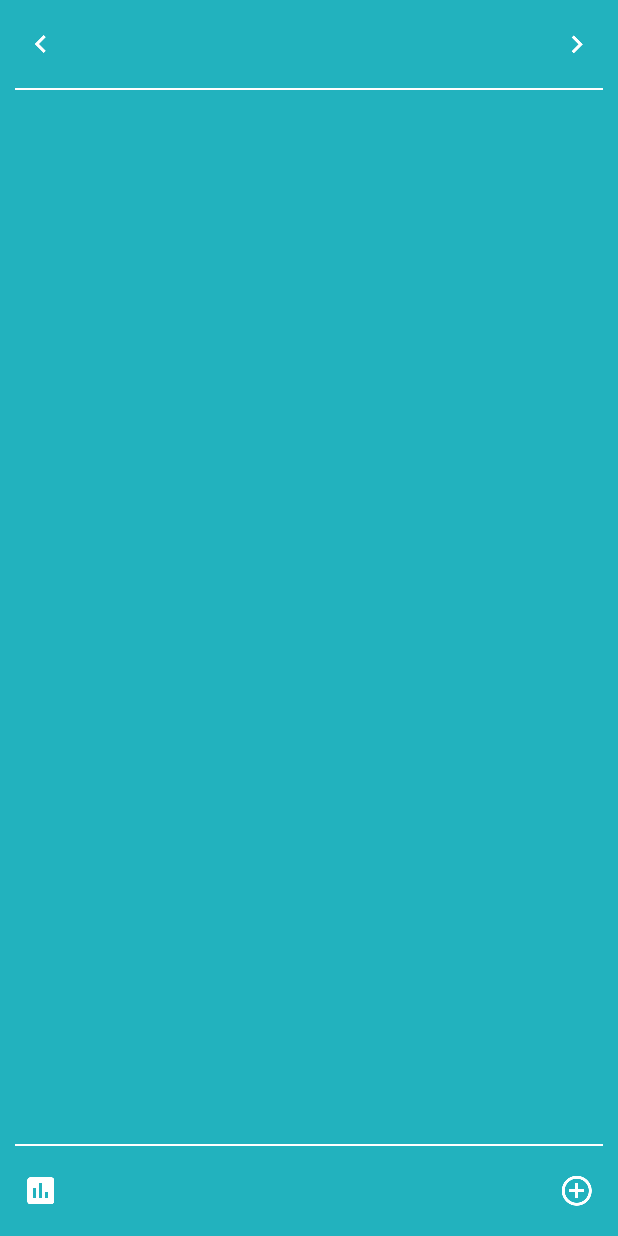
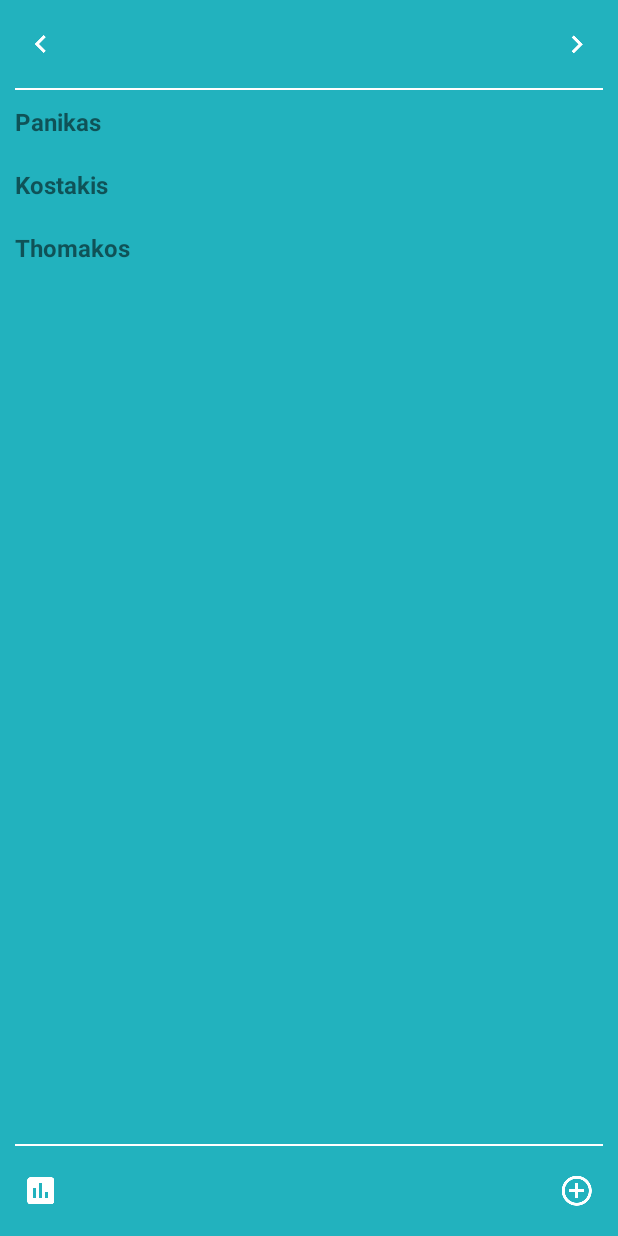
Before and after one commit to Pl0uk0s/dentist, an Android app: the MainActivity screen opened directly, with no data from a screen before it, on a phone screen of 412 x 824 dp. Run offline under Robolectric (Android 15) with nearby library versions, the phone set to English and light mode, and no system bars; libraries missing offline, so code that uses them is left out: com.google.android.gms; Roboto replaces fonts that are not available here.

Commit message:
Main Activity (class & layout) changes

```diff
--- a/app/src/main/java/com/trelokopoi/dentist/MainActivity.java
+++ b/app/src/main/java/com/trelokopoi/dentist/MainActivity.java
@@ -1,6 +1,7 @@
 package com.trelokopoi.dentist;
 
 import android.app.Activity;
+import android.content.Context;
 import android.content.Intent;
 import android.os.Bundle;
 import android.provider.ContactsContract;
@@ -16,6 +17,7 @@ import android.widget.ImageView;
 import android.widget.ListView;
 import android.widget.RelativeLayout;
 import android.widget.LinearLayout;
+import android.widget.Switch;
 import android.widget.TextView;
 import android.widget.Toast;
 import android.widget.ViewFlipper;
@@ -24,6 +26,8 @@ import com.trelokopoi.dentist.util.L;
 import com.trelokopoi.dentist.util.LocalStorage;
 import com.trelokopoi.dentist.util.OnSwipeTouchListener;
 import com.trelokopoi.dentist.util.Tools;
+
+import org.w3c.dom.Text;
 
 import java.text.ParseException;
 import java.text.SimpleDateFormat;
@@ -35,17 +39,90 @@ public class MainActivity extends Activity {
 
     String currentDate;
     TextView dateTxtView;
+    String [] children = {"Panikas", "Kostakis", "Thomakos"};
 
     @Override
     protected void onCreate(Bundle savedInstanceState) {
         super.onCreate(savedInstanceState);
         setContentView(R.layout.activity_main);
+        final Context ctx = this;
 
         RelativeLayout activity_main = (RelativeLayout) findViewById(R.id.activity_main);
 
         dateTxtView = (TextView) findViewById(R.id.date);
         currentDate = LocalStorage.getDayForInfo();
         dateTxtView.setText(currentDate);
+
+        TextView child_name1 = (TextView) findViewById(R.id.child_name1);
+        TextView child_name2 = (TextView) findViewById(R.id.child_name2);
+        TextView child_name3 = (TextView) findViewById(R.id.child_name3);
+        TextView child_name4 = (TextView) findViewById(R.id.child_name4);
+
+        Integer i = children.length;
+        switch (i) {
+            case 1:
+                child_name1.setVisibility(View.VISIBLE);
+                child_name1.setText(children[0]);
+                break;
+            case 2:
+                child_name1.setVisibility(View.VISIBLE);
+                child_name1.setText(children[0]);
+
+                child_name2.setVisibility(View.VISIBLE);
+                child_name2.setText(children[1]);
+                break;
+            case 3:
+                child_name1.setVisibility(View.VISIBLE);
+                child_name1.setText(children[0]);
+
+                child_name2.setVisibility(View.VISIBLE);
+                child_name2.setText(children[1]);
+
+                child_name3.setVisibility(View.VISIBLE);
+                child_name3.setText(children[2]);
+                break;
+            case 4:
+                child_name1.setVisibility(View.VISIBLE);
+                child_name1.setText(children[0]);
+
+                child_name2.setVisibility(View.VISIBLE);
+                child_name2.setText(children[1]);
+
+                child_name3.setVisibility(View.VISIBLE);
+                child_name3.setText(children[2]);
+
+                child_name4.setVisibility(View.VISIBLE);
+                child_name4.setText(children[3]);
+                break;
+        }
+
+        child_name1.setOnClickListener(new View.OnClickListener() {
+            @Override
+            public void onClick(View v) {
+                LinearLayout myRoot = (LinearLayout) findViewById(R.id.child1);
+                LinearLayout a = new LinearLayout(ctx);
+                LinearLayout.LayoutParams p = new LinearLayout.LayoutParams(
+                        LinearLayout.LayoutParams.WRAP_CONTENT,
+                        LinearLayout.LayoutParams.WRAP_CONTENT);
+                a.setOrientation(LinearLayout.VERTICAL);
+                TextView view1 = new TextView(ctx);
+                TextView view2 = new TextView(ctx);
+                TextView view3 = new TextView(ctx);
+                view1.setLayoutParams(p);
+                view2.setLayoutParams(p);
+                view3.setLayoutParams(p);
+                view1.setBackgroundColor(0xff66ff66);
+                view2.setBackgroundColor(0xff66ff66);
+                view3.setBackgroundColor(0xff66ff66);
+                view1.setText("Coca Cola");
+                view2.setText("150ml");
+                view3.setText("10:52");
+                a.addView(view1);
+                a.addView(view2);
+                a.addView(view3);
+                myRoot.addView(a, p);
+            }
+        });
 
         ImageView previous = (ImageView) findViewById(R.id.previous);
         previous.setOnClickListener(new View.OnClickListener() {
--- a/app/src/main/res/layout/activity_main.xml
+++ b/app/src/main/res/layout/activity_main.xml
@@ -25,6 +25,74 @@
         android:layout_centerHorizontal="true"
         android:id="@+id/view" />
 
+    <ScrollView
+        android:layout_width="match_parent"
+        android:layout_height="match_parent"
+        android:id="@+id/children_scrollview"
+        android:layout_below="@+id/view"
+        android:layout_above="@+id/view2">
+
+    <LinearLayout
+        android:layout_width="match_parent"
+        android:layout_height="wrap_content"
+        android:id="@+id/all_children"
+        android:orientation="vertical">
+
+        <LinearLayout
+            android:layout_width="match_parent"
+            android:layout_height="wrap_content"
+            android:id="@+id/child1">
+            <TextView android:id="@+id/child_name1"
+                android:layout_width="match_parent"
+                android:layout_height="wrap_content"
+                android:padding="10dip"
+                android:textSize="16sp"
+                android:textStyle="bold"
+                android:visibility="gone"/>
+        </LinearLayout>
+
+        <LinearLayout
+            android:layout_width="match_parent"
+            android:layout_height="wrap_content"
+            android:id="@+id/child2">
+            <TextView android:id="@+id/child_name2"
+                android:layout_width="match_parent"
+                android:layout_height="wrap_content"
+                android:padding="10dip"
+                android:textSize="16sp"
+                android:textStyle="bold"
+                android:visibility="gone"/>
+        </LinearLayout>
+
+        <LinearLayout
+            android:layout_width="match_parent"
+            android:layout_height="wrap_content"
+            android:id="@+id/child3">
+            <TextView android:id="@+id/child_name3"
+                android:layout_width="match_parent"
+                android:layout_height="wrap_content"
+                android:padding="10dip"
+                android:textSize="16sp"
+                android:textStyle="bold"
+                android:visibility="gone"/>
+        </LinearLayout>
+
+        <LinearLayout
+            android:layout_width="match_parent"
+            android:layout_height="wrap_content"
+            android:id="@+id/child4">
+            <TextView android:id="@+id/child_name4"
+                android:layout_width="match_parent"
+                android:layout_height="wrap_content"
+                android:padding="10dip"
+                android:textSize="16sp"
+                android:textStyle="bold"
+                android:visibility="gone"/>
+        </LinearLayout>
+    </LinearLayout>
+    </ScrollView>
+
+
     <View
         android:layout_width="match_parent"
         android:layout_height="1dp"
@@ -35,6 +103,8 @@
         android:layout_centerHorizontal="true"
         android:id="@+id/view2" />
 
+
+
     <include
         android:id="@+id/botLayout"
         android:layout_width="match_parent"
```
Also changed, not shown: 1 other file.
